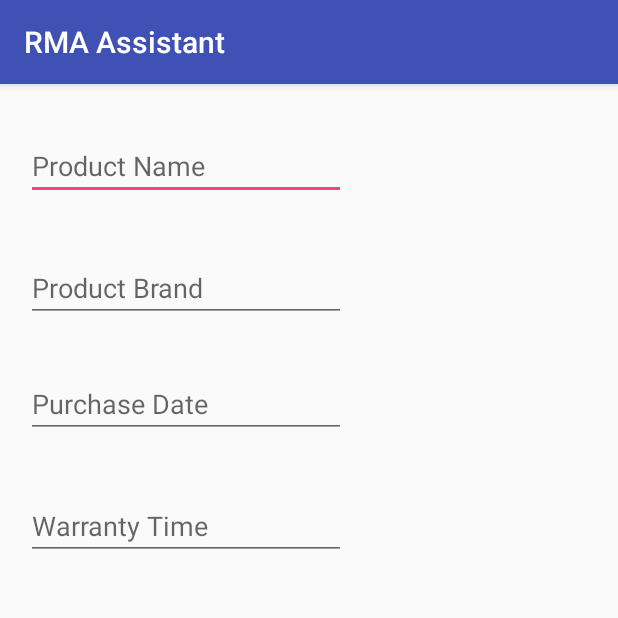
After one commit to VoiderX/projeto-final-moveis, an Android app: the ProductActivity screen opened directly, with no data from a screen before it, on a phone screen of 412 x 824 dp, the top half of it. The commit adds this screen. Run offline under Robolectric (Android 15) with nearby library versions, the phone set to English and light mode, and no system bars; 5 statements that could not run were skipped.

Commit message:
Product Activity

```diff
--- a/ProjetoMoveis/app/src/main/AndroidManifest.xml
+++ b/ProjetoMoveis/app/src/main/AndroidManifest.xml
@@ -16,6 +16,7 @@
                 <category android:name="android.intent.category.LAUNCHER" />
             </intent-filter>
         </activity>
+        <activity android:name=".ProductActivity"></activity>
     </application>
 
 </manifest>
--- a/ProjetoMoveis/app/src/main/java/Utils/ConverterUtils.java
+++ b/ProjetoMoveis/app/src/main/java/Utils/ConverterUtils.java
@@ -5,6 +5,6 @@ import java.util.Date;
 
 public class ConverterUtils {
     public static String convertDateToString(Date value){
-        return DateFormat.getDateInstance(DateFormat.LONG).format(value);
+        return DateFormat.getDateInstance(DateFormat.SHORT).format(value);
     }
 }
--- /dev/null
+++ b/ProjetoMoveis/app/src/main/java/com/example/gabriel/projetomoveis/ProductActivity.java
@@ -0,0 +1,44 @@
+package com.example.gabriel.projetomoveis;
+
+import android.content.Context;
+import android.content.Intent;
+import android.support.v7.app.AppCompatActivity;
+import android.os.Bundle;
+import android.widget.EditText;
+
+import Utils.ConverterUtils;
+import objects.Product;
+
+public class ProductActivity extends AppCompatActivity {
+    EditText nameEditText, brandEditText, purchaseEditText, warrantyEditText;
+
+    @Override
+    protected void onCreate(Bundle savedInstanceState) {
+        super.onCreate(savedInstanceState);
+        setContentView(R.layout.activity_product);
+        startElements();
+        loadProductData(getIntent().getExtras());
+    }
+
+
+    public static void call(Context context, Product product) {
+        Intent intent = new Intent(context, ProductActivity.class);
+        intent.putExtra(MainActivity.PRODUCT_OBJ,product);
+        context.startActivity(intent);
+    }
+
+    private void startElements() {
+        nameEditText = findViewById(R.id.nameEditText);
+        brandEditText = findViewById(R.id.brandEditText);
+        purchaseEditText = findViewById(R.id.purchaseEditText);
+        warrantyEditText = findViewById(R.id.warrantyEditText);
+    }
+
+    private void loadProductData(Bundle bundle){
+        Product product = (Product) bundle.getSerializable(MainActivity.PRODUCT_OBJ);
+        nameEditText.setText(product.getName());
+        brandEditText.setText(product.getBrand());
+        purchaseEditText.setText(ConverterUtils.convertDateToString(product.getPurchaseDate().getTime()));
+        warrantyEditText.setText(Integer.toString(product.getWarrantyTime()));
+    }
+}
--- a/ProjetoMoveis/app/src/main/java/objects/Occurrence.java
+++ b/ProjetoMoveis/app/src/main/java/objects/Occurrence.java
@@ -1,6 +1,8 @@
 package objects;
 
-public class Occurrence {
+import java.io.Serializable;
+
+public class Occurrence implements Serializable{
     private String message;
 
     public Occurrence(String message) {
--- a/ProjetoMoveis/app/src/main/java/objects/Product.java
+++ b/ProjetoMoveis/app/src/main/java/objects/Product.java
@@ -5,6 +5,7 @@ import android.util.JsonWriter;
 
 import com.example.gabriel.projetomoveis.R;
 
+import java.io.Serializable;
 import java.text.DateFormat;
 import java.util.ArrayList;
 import java.util.Calendar;
@@ -15,7 +16,7 @@ import java.util.ResourceBundle;
 
 import Utils.ConverterUtils;
 
-public class Product {
+public class Product implements Serializable {
     private GregorianCalendar purchaseDate;
     private String name;
     private String brand;
--- /dev/null
+++ b/ProjetoMoveis/app/src/main/res/layout/activity_product.xml
@@ -0,0 +1,71 @@
+<?xml version="1.0" encoding="utf-8"?>
+<android.support.constraint.ConstraintLayout xmlns:android="http://schemas.android.com/apk/res/android"
+    xmlns:app="http://schemas.android.com/apk/res-auto"
+    xmlns:tools="http://schemas.android.com/tools"
+    android:layout_width="match_parent"
+    android:layout_height="match_parent"
+    tools:context=".ProductActivity">
+
+    <EditText
+        android:id="@+id/nameEditText"
+        android:layout_width="wrap_content"
+        android:layout_height="wrap_content"
+        android:layout_marginEnd="8dp"
+        android:layout_marginStart="8dp"
+        android:layout_marginTop="32dp"
+        android:ems="10"
+        android:hint="@string/product_name"
+        android:inputType="textPersonName"
+        app:layout_constraintEnd_toEndOf="parent"
+        app:layout_constraintHorizontal_bias="0.052"
+        app:layout_constraintStart_toStartOf="parent"
+        app:layout_constraintTop_toTopOf="parent" />
+
+    <EditText
+        android:id="@+id/brandEditText"
+        android:layout_width="wrap_content"
+        android:layout_height="wrap_content"
+        android:layout_marginEnd="8dp"
+        android:layout_marginStart="8dp"
+        android:layout_marginTop="36dp"
+        android:ems="10"
+        android:hint="@string/product_brand"
+        android:inputType="textPersonName"
+        app:layout_constraintEnd_toEndOf="parent"
+        app:layout_constraintHorizontal_bias="0.052"
+        app:layout_constraintStart_toStartOf="parent"
+        app:layout_constraintTop_toBottomOf="@+id/nameEditText" />
+
+    <EditText
+        android:id="@+id/purchaseEditText"
+        android:layout_width="wrap_content"
+        android:layout_height="wrap_content"
+        android:layout_marginEnd="8dp"
+        android:layout_marginStart="8dp"
+        android:layout_marginTop="32dp"
+        android:ems="10"
+        android:hint="@string/purchase_date"
+        android:inputType="date"
+        app:layout_constraintEnd_toEndOf="parent"
+        app:layout_constraintHorizontal_bias="0.052"
+        app:layout_constraintStart_toStartOf="parent"
+        app:layout_constraintTop_toBottomOf="@+id/brandEditText" />
+
+    <EditText
+        android:id="@+id/warrantyEditText"
+        android:layout_width="wrap_content"
+        android:layout_height="wrap_content"
+        android:layout_marginBottom="8dp"
+        android:layout_marginEnd="8dp"
+        android:layout_marginStart="8dp"
+        android:layout_marginTop="36dp"
+        android:ems="10"
+        android:hint="@string/warranty_time"
+        android:inputType="textPersonName"
+        app:layout_constraintBottom_toBottomOf="parent"
+        app:layout_constraintEnd_toEndOf="parent"
+        app:layout_constraintHorizontal_bias="0.052"
+        app:layout_constraintStart_toStartOf="parent"
+        app:layout_constraintTop_toBottomOf="@+id/purchaseEditText"
+        app:layout_constraintVertical_bias="0.0" />
+</android.support.constraint.ConstraintLayout>
--- a/ProjetoMoveis/app/src/main/res/values/strings.xml
+++ b/ProjetoMoveis/app/src/main/res/values/strings.xml
@@ -3,4 +3,12 @@
     <string name="create_registry">Insert new product</string>
     <string name="show_all">Show all recorded products</string>
     <string name="expires_on">This warranty expires on</string>
+    <string name="about">About</string>
+    <string name="add_product">Add Product</string>
+    <string name="delete_product">Delete product</string>
+    <string name="edit_product">Edit Product</string>
+    <string name="product_name">Product Name</string>
+    <string name="product_brand">Product Brand</string>
+    <string name="purchase_date">Purchase Date</string>
+    <string name="warranty_time">Warranty Time</string>
 </resources>
```
Also changed, not shown: ProjetoMoveis/app/src/main/java/com/example/gabriel/projetomoveis/MainActivity.java (+121 -15 lines), ProjetoMoveis/app/src/main/res/drawable/ic_search_black_24dp.xml (added, +9 -0 lines), ProjetoMoveis/app/src/main/res/menu/main.xml (added, +17 -0 lines), ProjetoMoveis/app/src/main/res/menu/selected_one.xml (added, +17 -0 lines).
